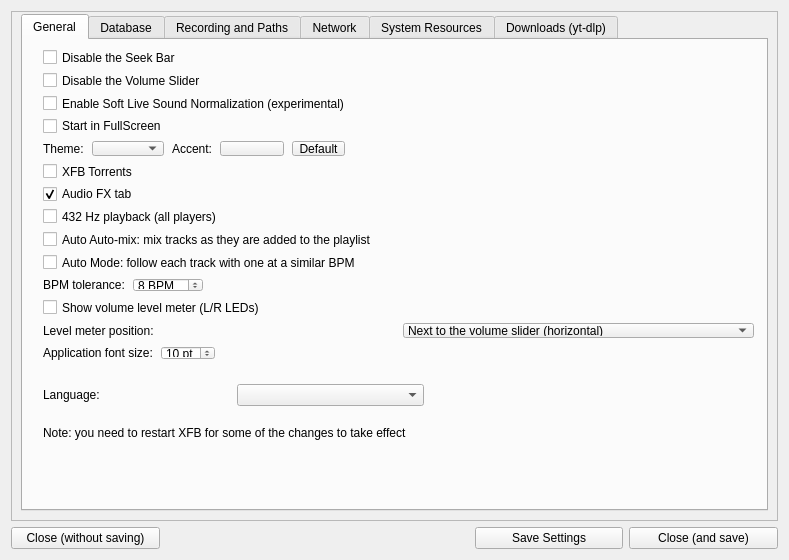
Above: src/optionsdialog.ui from netpack/XFB before the change. Below: the same form after it.
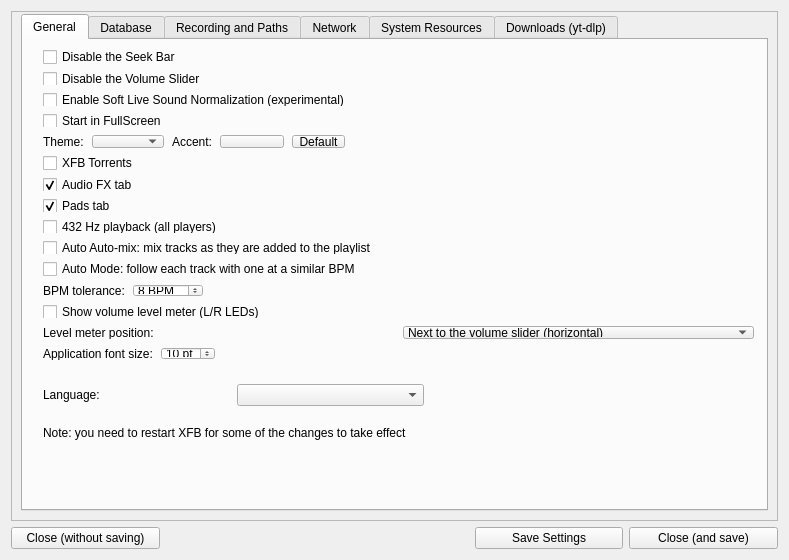
That is the form after the change. Icons and pictures are not drawn.

The edit to the form file:
```diff
--- a/src/optionsdialog.ui
+++ b/src/optionsdialog.ui
@@ -230,6 +230,19 @@
              </property>
             </widget>
            </item>
+           <item>
+            <widget class="QCheckBox" name="checkBox_showPadsTab">
+             <property name="toolTip">
+              <string>&lt;html&gt;&lt;head/&gt;&lt;body&gt;&lt;p&gt;Show the Pads tab next to the DJ tab: a grid of labelled, coloured pads that play a jingle, a stab or a bed the moment they are pressed — made for a touch screen. Hiding the tab keeps the pads; they come back with it.&lt;/p&gt;&lt;/body&gt;&lt;/html&gt;</string>
+             </property>
+             <property name="text">
+              <string>Pads tab</string>
+             </property>
+             <property name="checked">
+              <bool>true</bool>
+             </property>
+            </widget>
+           </item>
            <item>
             <widget class="QCheckBox" name="checkBox_retune432">
              <property name="toolTip">
```
